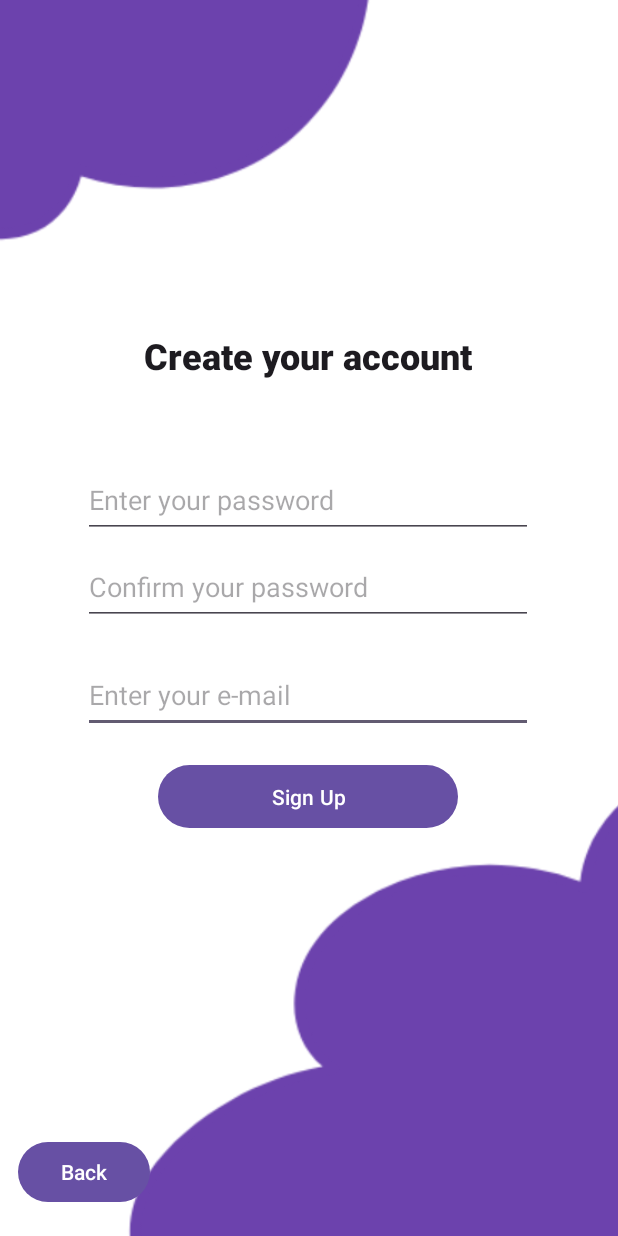
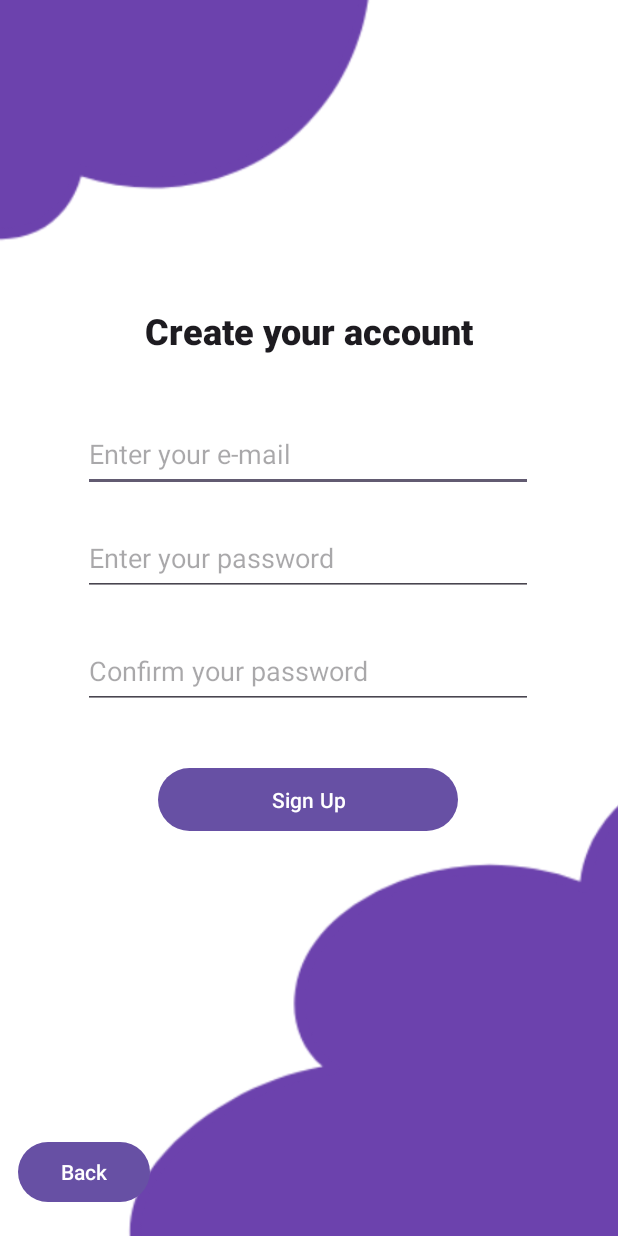
Before and after one commit to JessCarvalho29/NextMoveApp, an Android app: the SecondSignUp screen opened directly, with no data from a screen before it, on a phone screen of 412 x 824 dp. Run offline under Robolectric (Android 15) with nearby library versions, the phone set to English and light mode, and no system bars; our stand-ins replace Firebase (no records; nobody signed in at launch, a user with empty details on screens opened directly).

Commit message:
Fixing order of editText in second sign up

```diff
--- a/app/src/main/res/layout/activity_second_sign_up.xml
+++ b/app/src/main/res/layout/activity_second_sign_up.xml
@@ -14,8 +14,10 @@
         android:scaleType="centerCrop"
         app:layout_constraintBottom_toBottomOf="parent"
         app:layout_constraintEnd_toEndOf="parent"
+        app:layout_constraintHorizontal_bias="0.0"
         app:layout_constraintStart_toStartOf="parent"
         app:layout_constraintTop_toTopOf="parent"
+        app:layout_constraintVertical_bias="0.0"
         app:srcCompat="@drawable/background" />
 
     <EditText
@@ -25,12 +27,26 @@
         android:ems="10"
         android:hint="@string/enter_your_e_mail"
         android:inputType="textEmailAddress"
+        app:layout_constraintBottom_toTopOf="@+id/passwordSU2"
+        app:layout_constraintEnd_toEndOf="parent"
+        app:layout_constraintHorizontal_bias="0.495"
+        app:layout_constraintStart_toStartOf="parent"
+        app:layout_constraintTop_toBottomOf="@+id/textView2"
+        app:layout_constraintVertical_bias="0.68" />
+
+    <EditText
+        android:id="@+id/passwordSU2"
+        android:layout_width="300dp"
+        android:layout_height="50dp"
+        android:ems="10"
+        android:hint="Enter your password"
+        android:inputType="textPassword"
         app:layout_constraintBottom_toBottomOf="parent"
         app:layout_constraintEnd_toEndOf="parent"
-        app:layout_constraintHorizontal_bias="0.497"
+        app:layout_constraintHorizontal_bias="0.495"
         app:layout_constraintStart_toStartOf="parent"
         app:layout_constraintTop_toTopOf="parent"
-        app:layout_constraintVertical_bias="0.567" />
+        app:layout_constraintVertical_bias="0.449" />
 
     <EditText
         android:id="@+id/confirmPasswordSU2"
@@ -44,7 +60,7 @@
         app:layout_constraintHorizontal_bias="0.495"
         app:layout_constraintStart_toStartOf="parent"
         app:layout_constraintTop_toBottomOf="@+id/passwordSU2"
-        app:layout_constraintVertical_bias="0.019" />
+        app:layout_constraintVertical_bias="0.067" />
 
     <Button
         android:id="@+id/btn2SignUp"
@@ -56,21 +72,7 @@
         app:layout_constraintHorizontal_bias="0.497"
         app:layout_constraintStart_toStartOf="parent"
         app:layout_constraintTop_toBottomOf="@+id/confirmPasswordSU2"
-        app:layout_constraintVertical_bias="0.25" />
-
-    <EditText
-        android:id="@+id/passwordSU2"
-        android:layout_width="300dp"
-        android:layout_height="50dp"
-        android:ems="10"
-        android:hint="Enter your password"
-        android:inputType="textPassword"
-        app:layout_constraintBottom_toBottomOf="parent"
-        app:layout_constraintEnd_toEndOf="parent"
-        app:layout_constraintHorizontal_bias="0.495"
-        app:layout_constraintStart_toStartOf="parent"
-        app:layout_constraintTop_toTopOf="parent"
-        app:layout_constraintVertical_bias="0.399" />
+        app:layout_constraintVertical_bias="0.117" />
 
     <Button
         android:id="@+id/btnBackSignUp2"
@@ -95,10 +97,9 @@
         android:textStyle="bold"
         app:layout_constraintBottom_toTopOf="@+id/passwordSU2"
         app:layout_constraintEnd_toEndOf="parent"
-        app:layout_constraintHorizontal_bias="0.497"
         app:layout_constraintStart_toStartOf="parent"
         app:layout_constraintTop_toTopOf="@+id/imageView5"
-        app:layout_constraintVertical_bias="0.8" />
+        app:layout_constraintVertical_bias="0.649" />
 
 
 </androidx.constraintlayout.widget.ConstraintLayout>
```
